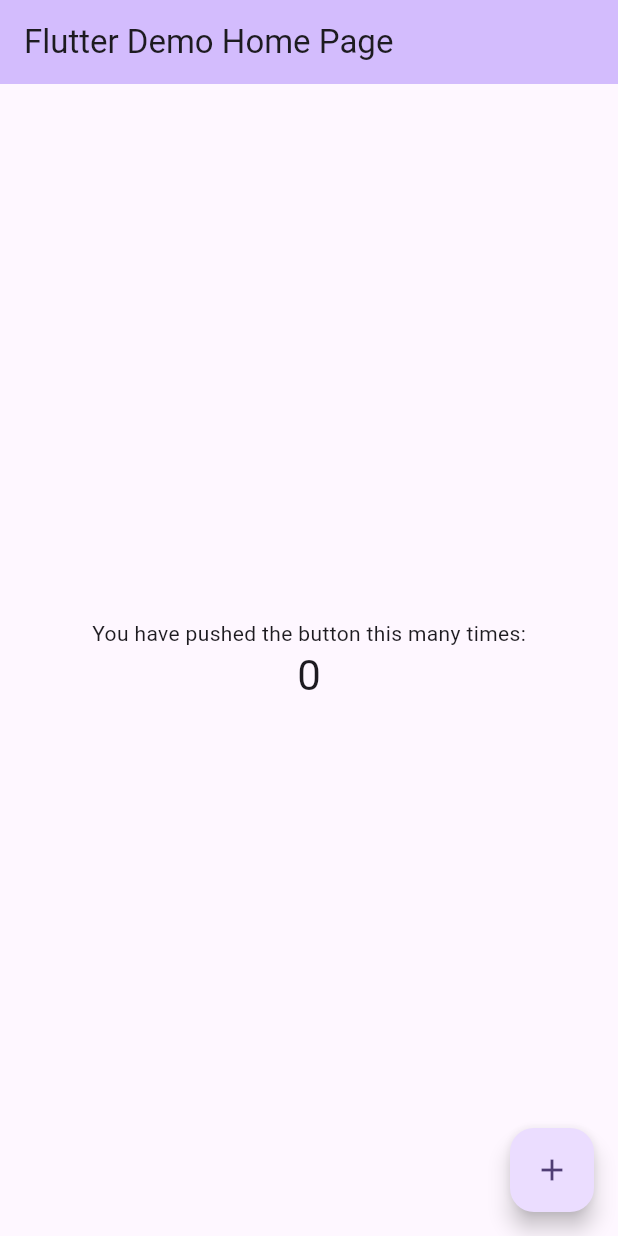
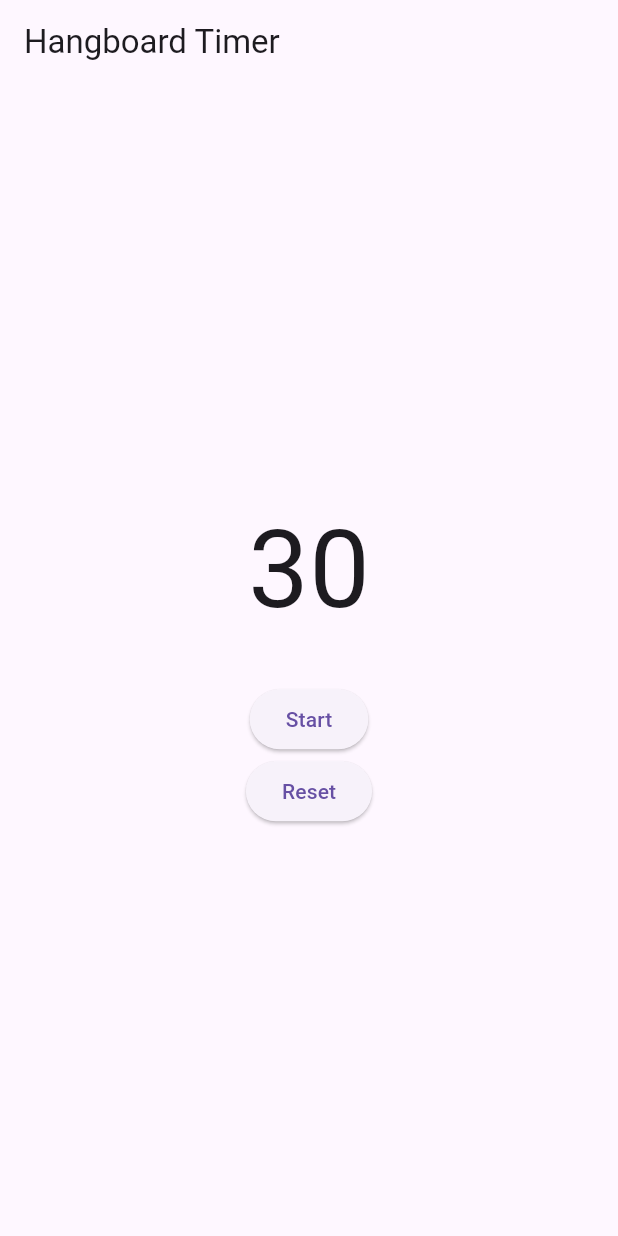
Before and after one commit to raul-sauco/hangboard-timer, a Flutter app: the screen it shows after launch, on a phone screen of 412 x 824 dp. Run offline on Flutter 3.47's test engine with Material 3 defaults, Android fonts, the phone set to English and light mode, and no system bars; our stand-ins replace flutter_bloc, freezed_annotation.

Commit message:
Add timer bloc and view

```diff
--- a/analysis_options.yaml
+++ b/analysis_options.yaml
@@ -26,3 +26,6 @@ linter:
 
 # Additional information about this file can be found at
 # https://dart.dev/guides/language/analysis-options
+analyzer:
+  plugins:
+    - custom_lint
--- /dev/null
+++ b/lib/hangboard_timer.dart
@@ -0,0 +1,47 @@
+import 'package:flutter/material.dart';
+import 'package:flutter_bloc/flutter_bloc.dart';
+import 'timer/bloc.dart';
+
+class HangboardTimer extends StatelessWidget {
+  const HangboardTimer({super.key});
+
+  @override
+  Widget build(BuildContext context) {
+    final bloc = context.read<TimerBloc>();
+
+    return Scaffold(
+      appBar: AppBar(title: const Text('Hangboard Timer')),
+      body: BlocBuilder<TimerBloc, TimerState>(
+        builder: (context, state) {
+          return Center(
+            child: Column(
+              mainAxisSize: MainAxisSize.min,
+              children: [
+                Text('${state.timeLeft}', style: const TextStyle(fontSize: 72)),
+                const SizedBox(height: 24),
+                switch (state) {
+                  Initial() => ElevatedButton(
+                    onPressed: () => bloc.add(const TimerEvent.start()),
+                    child: const Text('Start'),
+                  ),
+                  Running() => ElevatedButton(
+                    onPressed: () => bloc.add(const TimerEvent.pause()),
+                    child: const Text('Pause'),
+                  ),
+                  Paused() => ElevatedButton(
+                    onPressed: () => bloc.add(const TimerEvent.resume()),
+                    child: const Text('Resume'),
+                  ),
+                },
+                ElevatedButton(
+                  onPressed: () => bloc.add(const TimerEvent.reset()),
+                  child: const Text('Reset'),
+                ),
+              ],
+            ),
+          );
+        },
+      ),
+    );
+  }
+}
--- a/lib/main.dart
+++ b/lib/main.dart
@@ -1,122 +1,24 @@
 import 'package:flutter/material.dart';
+import 'package:flutter_bloc/flutter_bloc.dart';
+
+import 'timer/bloc.dart';
+import 'hangboard_timer.dart';
 
 void main() {
-  runApp(const MyApp());
+  runApp(const HangboardApp());
 }
 
-class MyApp extends StatelessWidget {
-  const MyApp({super.key});
+class HangboardApp extends StatelessWidget {
+  const HangboardApp({super.key});
 
-  // This widget is the root of your application.
   @override
   Widget build(BuildContext context) {
     return MaterialApp(
-      title: 'Flutter Demo',
-      theme: ThemeData(
-        // This is the theme of your application.
-        //
-        // TRY THIS: Try running your application with "flutter run". You'll see
-        // the application has a purple toolbar. Then, without quitting the app,
-        // try changing the seedColor in the colorScheme below to Colors.green
-        // and then invoke "hot reload" (save your changes or press the "hot
-        // reload" button in a Flutter-supported IDE, or press "r" if you used
-        // the command line to start the app).
-        //
-        // Notice that the counter didn't reset back to zero; the application
-        // state is not lost during the reload. To reset the state, use hot
-        // restart instead.
-        //
-        // This works for code too, not just values: Most code changes can be
-        // tested with just a hot reload.
-        colorScheme: ColorScheme.fromSeed(seedColor: Colors.deepPurple),
+      title: 'Hangboard Timer',
+      home: BlocProvider(
+        create: (_) => TimerBloc(),
+        child: const HangboardTimer(),
       ),
-      home: const MyHomePage(title: 'Flutter Demo Home Page'),
     );
   }
 }
-
-class MyHomePage extends StatefulWidget {
-  const MyHomePage({super.key, required this.title});
-
-  // This widget is the home page of your application. It is stateful, meaning
-  // that it has a State object (defined below) that contains fields that affect
-  // how it looks.
-
-  // This class is the configuration for the state. It holds the values (in this
-  // case the title) provided by the parent (in this case the App widget) and
-  // used by the build method of the State. Fields in a Widget subclass are
-  // always marked "final".
-
-  final String title;
-
-  @override
-  State<MyHomePage> createState() => _MyHomePageState();
-}
-
-class _MyHomePageState extends State<MyHomePage> {
-  int _counter = 0;
-
-  void _incrementCounter() {
-    setState(() {
-      // This call to setState tells the Flutter framework that something has
-      // changed in this State, which causes it to rerun the build method below
-      // so that the display can reflect the updated values. If we changed
-      // _counter without calling setState(), then the build method would not be
-      // called again, and so nothing would appear to happen.
-      _counter++;
-    });
-  }
-
-  @override
-  Widget build(BuildContext context) {
-    // This method is rerun every time setState is called, for instance as done
-    // by the _incrementCounter method above.
-    //
-    // The Flutter framework has been optimized to make rerunning build methods
-    // fast, so that you can just rebuild anything that needs updating rather
-    // than having to individually change instances of widgets.
-    return Scaffold(
-      appBar: AppBar(
-        // TRY THIS: Try changing the color here to a specific color (to
-        // Colors.amber, perhaps?) and trigger a hot reload to see the AppBar
-        // change color while the other colors stay the same.
-        backgroundColor: Theme.of(context).colorScheme.inversePrimary,
-        // Here we take the value from the MyHomePage object that was created by
-        // the App.build method, and use it to set our appbar title.
-        title: Text(widget.title),
-      ),
-      body: Center(
-        // Center is a layout widget. It takes a single child and positions it
-        // in the middle of the parent.
-        child: Column(
-          // Column is also a layout widget. It takes a list of children and
-          // arranges them vertically. By default, it sizes itself to fit its
-          // children horizontally, and tries to be as tall as its parent.
-          //
-          // Column has various properties to control how it sizes itself and
-          // how it positions its children. Here we use mainAxisAlignment to
-          // center the children vertically; the main axis here is the vertical
-          // axis because Columns are vertical (the cross axis would be
-          // horizontal).
-          //
-          // TRY THIS: Invoke "debug painting" (choose the "Toggle Debug Paint"
-          // action in the IDE, or press "p" in the console), to see the
-          // wireframe for each widget.
-          mainAxisAlignment: MainAxisAlignment.center,
-          children: <Widget>[
-            const Text('You have pushed the button this many times:'),
-            Text(
-              '$_counter',
-              style: Theme.of(context).textTheme.headlineMedium,
-            ),
-          ],
-        ),
-      ),
-      floatingActionButton: FloatingActionButton(
-        onPressed: _incrementCounter,
-        tooltip: 'Increment',
-        child: const Icon(Icons.add),
-      ), // This trailing comma makes auto-formatting nicer for build methods.
-    );
-  }
-}
--- /dev/null
+++ b/lib/timer/bloc.dart
@@ -0,0 +1,81 @@
+import 'dart:async';
+
+import 'package:flutter/foundation.dart';
+import 'package:flutter_bloc/flutter_bloc.dart';
+import 'package:freezed_annotation/freezed_annotation.dart';
+
+part 'bloc.freezed.dart';
+
+class TimerBloc extends Bloc<TimerEvent, TimerState> {
+  static const int _initialDuration = 30;
+  Timer? _ticker;
+
+  TimerBloc() : super(const TimerState.initial(_initialDuration)) {
+    on<_Start>(_onStart);
+    on<_Tick>(_onTick);
+    on<_Pause>(_onPause);
+    on<_Resume>(_onResume);
+    on<_Reset>(_onReset);
+  }
+
+  void _onStart(_Start event, Emitter<TimerState> emit) {
+    _ticker?.cancel();
+    _startTicker();
+    emit(TimerState.running(state.timeLeft));
+  }
+
+  void _onTick(_Tick event, Emitter<TimerState> emit) {
+    final newTime = state.timeLeft - 1;
+    if (newTime <= 0) {
+      _ticker?.cancel();
+      emit(const TimerState.initial(_initialDuration));
+    } else {
+      emit(TimerState.running(newTime));
+    }
+  }
+
+  void _onPause(_Pause event, Emitter<TimerState> emit) {
+    _ticker?.cancel();
+    emit(TimerState.paused(state.timeLeft));
+  }
+
+  void _onResume(_Resume event, Emitter<TimerState> emit) {
+    _startTicker();
+    emit(TimerState.running(state.timeLeft));
+  }
+
+  void _onReset(_Reset event, Emitter<TimerState> emit) {
+    _ticker?.cancel();
+    emit(const TimerState.initial(_initialDuration));
+  }
+
+  void _startTicker() {
+    _ticker = Timer.periodic(const Duration(seconds: 1), (_) {
+      add(const TimerEvent.tick());
+    });
+  }
+
+  @override
+  Future<void> close() {
+    _ticker?.cancel();
+    return super.close();
+  }
+}
+
+@freezed
+sealed class TimerEvent with _$TimerEvent {
+  const factory TimerEvent.start() = _Start;
+  const factory TimerEvent.tick() = _Tick;
+  const factory TimerEvent.pause() = _Pause;
+  const factory TimerEvent.resume() = _Resume;
+  const factory TimerEvent.reset() = _Reset;
+}
+
+@freezed
+sealed class TimerState with _$TimerState {
+  const TimerState._();
+
+  const factory TimerState.initial(int timeLeft) = Initial;
+  const factory TimerState.running(int timeLeft) = Running;
+  const factory TimerState.paused(int timeLeft) = Paused;
+}
--- a/pubspec.yaml
+++ b/pubspec.yaml
@@ -34,6 +34,8 @@ dependencies:
   # The following adds the Cupertino Icons font to your application.
   # Use with the CupertinoIcons class for iOS style icons.
   cupertino_icons: ^1.0.8
+  flutter_bloc: ^9.1.1
+  freezed_annotation: ^3.0.0
 
 dev_dependencies:
   flutter_test:
@@ -45,6 +47,10 @@ dev_dependencies:
   # package. See that file for information about deactivating specific lint
   # rules and activating additional ones.
   flutter_lints: ^5.0.0
+  build_runner: ^2.4.15
+  freezed: ^3.0.6
+  custom_lint: ^0.7.5
+  freezed_lint: ^0.0.9
 
 # For information on the generic Dart part of this file, see the
 # following page: https://dart.dev/tools/pub/pubspec
```
Also changed, not shown: lib/timer/bloc.freezed.dart (added), pubspec.lock, 1 other file.
